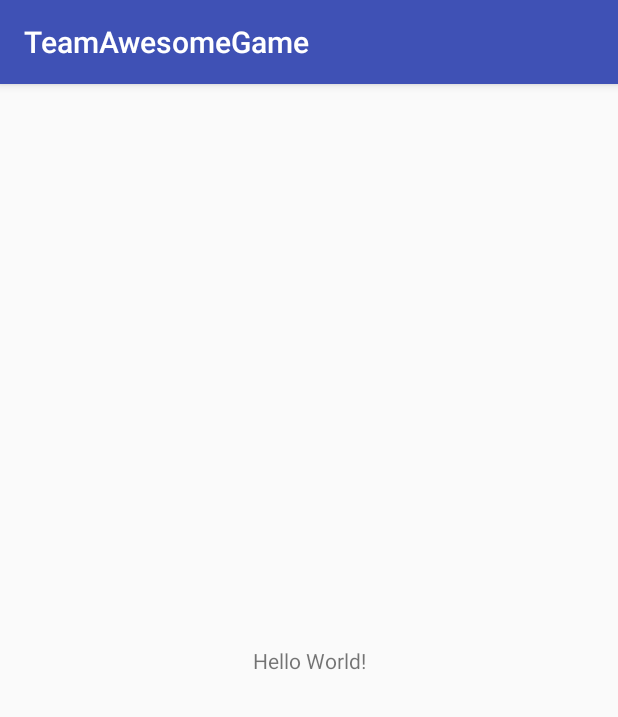
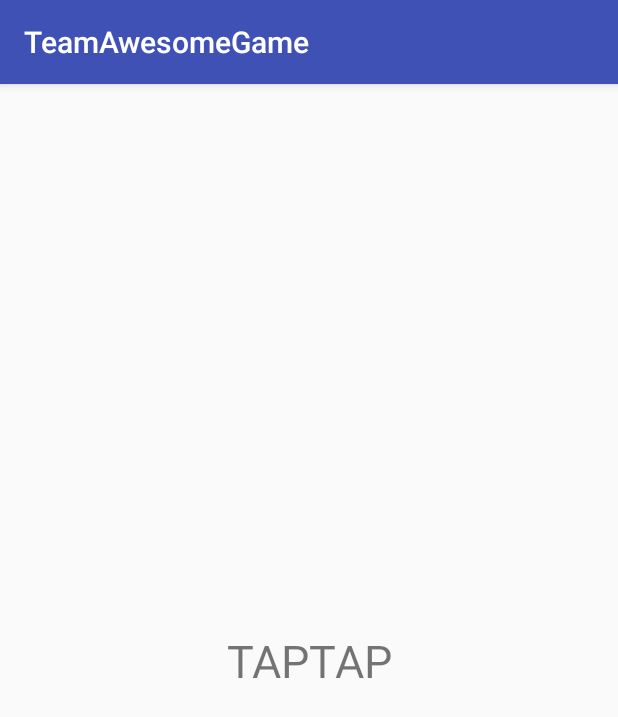
Before and after one commit to DrewVanD/TeamAwesomeGame, an Android app: the screen it shows after launch (MainActivity), on a phone screen of 412 x 824 dp. Shown: the top 717 px of the screen. Run offline under Robolectric (Android 15) with nearby library versions, the phone set to English and light mode, and no system bars.

Commit message:
First Commit :)
TESTicle

```diff
--- a/app/src/main/java/com/drew/teamawesomegame/MainActivity.java
+++ b/app/src/main/java/com/drew/teamawesomegame/MainActivity.java
@@ -9,5 +9,6 @@ public class MainActivity extends AppCompatActivity {
     protected void onCreate(Bundle savedInstanceState) {
         super.onCreate(savedInstanceState);
         setContentView(R.layout.activity_main);
+        //TEST TEST TESTicle
     }
 }
--- a/app/src/main/res/layout/activity_main.xml
+++ b/app/src/main/res/layout/activity_main.xml
@@ -9,7 +9,8 @@
     <TextView
         android:layout_width="wrap_content"
         android:layout_height="wrap_content"
-        android:text="Hello World!"
+        android:text="TAPTAP"
+        android:textSize="30sp"
         app:layout_constraintBottom_toBottomOf="parent"
         app:layout_constraintLeft_toLeftOf="parent"
         app:layout_constraintRight_toRightOf="parent"
```
